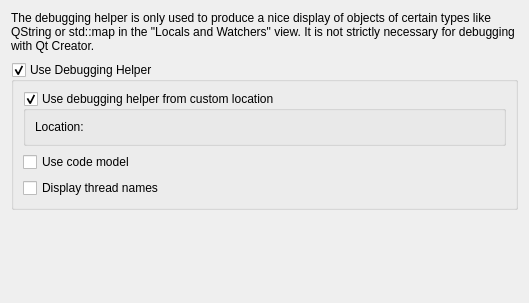
Above: src/plugins/debugger/dumperoptionpage.ui from qt-creator/qt-creator before the change. Below: the same form after it.
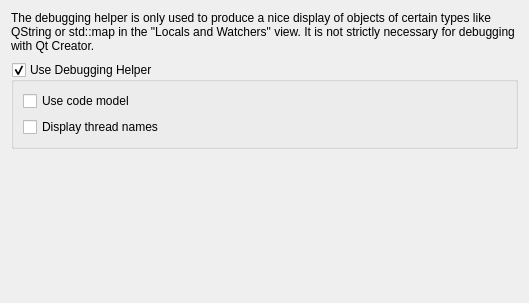
That is the form after the change. Custom widgets are drawn as their Qt base class.

Commit message: debugger: remove custom dumper location settings

```diff
--- a/src/plugins/debugger/dumperoptionpage.ui
+++ b/src/plugins/debugger/dumperoptionpage.ui
@@ -50,31 +50,6 @@
       <bool>true</bool>
      </property>
      <layout class="QVBoxLayout" name="verticalLayout">
-      <item>
-       <widget class="QGroupBox" name="customLocationGroupBox">
-        <property name="title">
-         <string>Use debugging helper from custom location</string>
-        </property>
-        <property name="flat">
-         <bool>true</bool>
-        </property>
-        <property name="checkable">
-         <bool>true</bool>
-        </property>
-        <layout class="QFormLayout" name="formLayout">
-         <item row="0" column="0">
-          <widget class="QLabel" name="dumperLocationLabel">
-           <property name="text">
-            <string>Location: </string>
-           </property>
-          </widget>
-         </item>
-         <item row="0" column="1">
-          <widget class="Utils::PathChooser" name="dumperLocationChooser" native="true"/>
-         </item>
-        </layout>
-       </widget>
-      </item>
       <item>
        <widget class="QCheckBox" name="checkBoxUseCodeModel">
         <property name="toolTip">
```
The commit also changes 4 other files.
